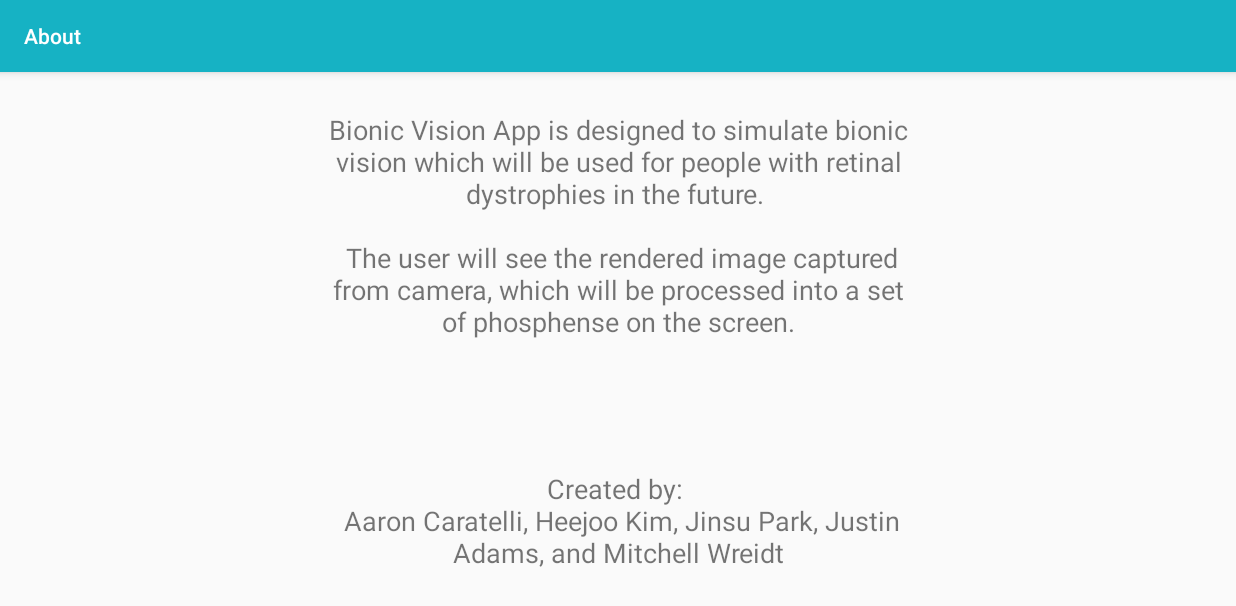
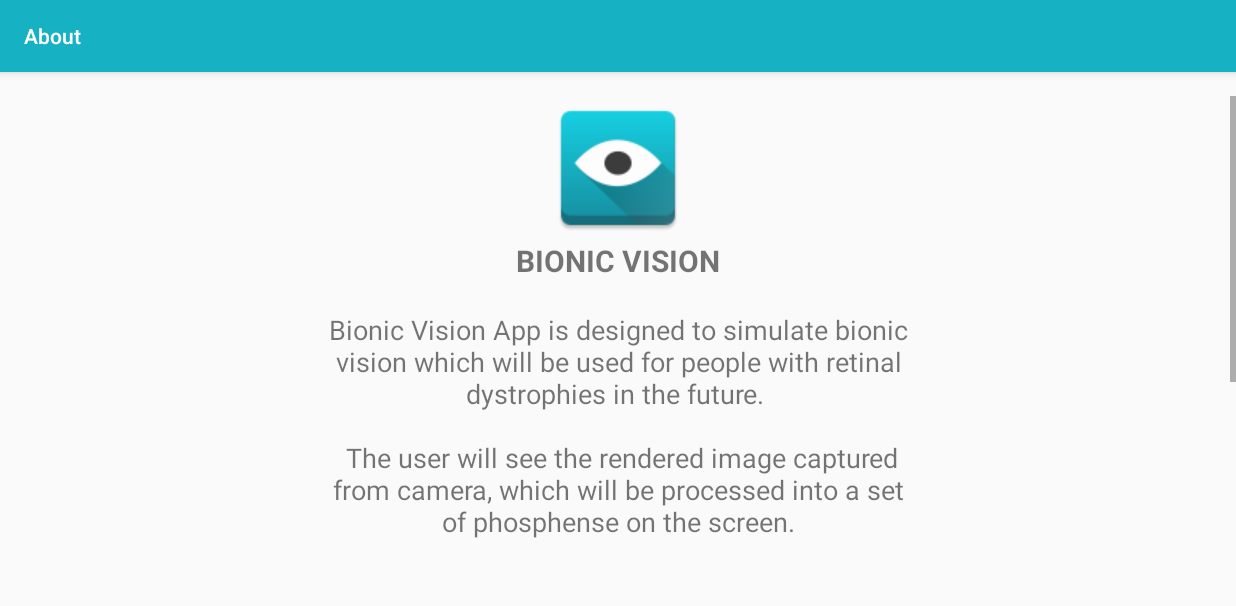
Before and after one commit to mwriedt/BionicVision, an Android app: the AboutActivity screen opened directly, with no data from a screen before it, on a phone screen of 824 x 412 dp (held sideways). Shown: the top 606 px of the screen. Run offline under Robolectric (Android 15) with nearby library versions, the phone set to English and light mode, and no system bars; 1 statement that could not run was skipped.

Commit message:
About page edited

```diff
--- a/BionicVision/app/src/main/res/layout/activity_about.xml
+++ b/BionicVision/app/src/main/res/layout/activity_about.xml
@@ -1,18 +1,51 @@
 <?xml version="1.0" encoding="utf-8"?>
-<android.support.constraint.ConstraintLayout xmlns:android="http://schemas.android.com/apk/res/android"
+<LinearLayout xmlns:android="http://schemas.android.com/apk/res/android"
     xmlns:app="http://schemas.android.com/apk/res-auto"
     xmlns:tools="http://schemas.android.com/tools"
     android:layout_width="match_parent"
     android:layout_height="match_parent"
-    tools:context="software_a.com.bionicvision.AboutActivity">
+    tools:context="software_a.com.bionicvision.AboutActivity"
+    android:orientation="vertical">
+
+    <ScrollView
+        android:layout_width="match_parent"
+        android:layout_height="295dp"
+        android:layout_marginTop="16dp"
+        app:layout_constraintTop_toTopOf="parent"
+        tools:layout_editor_absoluteX="8dp">
+
+        <LinearLayout
+            android:layout_width="match_parent"
+            android:layout_height="wrap_content"
+            android:orientation="vertical">
+
+            <ImageView
+                android:id="@+id/imageView"
+                android:layout_width="wrap_content"
+                android:layout_height="match_parent"
+                android:layout_gravity="center_horizontal"
+                android:layout_weight="1"
+                app:srcCompat="@drawable/logo" />
+
+            <TextView
+                android:id="@+id/textView3"
+                android:layout_width="wrap_content"
+                android:layout_height="wrap_content"
+                android:layout_gravity="center_horizontal"
+                android:gravity="center_vertical"
+                android:text="@string/app_name"
+                android:textAlignment="center"
+                android:textAllCaps="true"
+                android:textSize="20sp"
+                android:textStyle="bold" />
 
             <TextView
                 android:id="@+id/txt_Heading"
                 android:layout_width="400dp"
                 android:layout_height="wrap_content"
-        android:layout_marginLeft="0dp"
-        android:layout_marginRight="0dp"
-        android:layout_marginTop="26dp"
+                android:layout_gravity="center_horizontal"
+                android:paddingBottom="20dp"
+                android:paddingTop="20dp"
                 android:text="@string/aboutText"
                 android:textAlignment="center"
                 android:textSize="18sp"
@@ -24,12 +57,16 @@
                 android:id="@+id/textView"
                 android:layout_width="400dp"
                 android:layout_height="wrap_content"
+                android:layout_gravity="center_horizontal"
                 android:layout_marginBottom="31dp"
-        android:text="@string/authors"
+                android:text="@string/creators"
                 android:textAlignment="center"
                 android:textSize="18sp"
                 app:layout_constraintBottom_toBottomOf="parent"
                 app:layout_constraintLeft_toLeftOf="parent"
                 app:layout_constraintRight_toRightOf="parent" />
 
-</android.support.constraint.ConstraintLayout>
+        </LinearLayout>
+    </ScrollView>
+
+</LinearLayout>
--- a/BionicVision/app/src/main/res/layout/activity_launch.xml
+++ b/BionicVision/app/src/main/res/layout/activity_launch.xml
@@ -88,7 +88,6 @@
         android:textSize="18sp"
         android:textStyle="bold"
         app:layout_constraintBottom_toBottomOf="@+id/txt_camera"
-        app:layout_constraintHorizontal_bias="0.495"
         app:layout_constraintLeft_toRightOf="@+id/txt_camera"
         app:layout_constraintRight_toLeftOf="@+id/txt_about"
         app:layout_constraintTop_toTopOf="@+id/txt_camera"
--- a/BionicVision/app/src/main/res/values/strings.xml
+++ b/BionicVision/app/src/main/res/values/strings.xml
@@ -26,5 +26,8 @@
                              be processed into a set of phosphense on the screen.
     </string>
 
-    <string name="authors">Created by: \n Aaron Caratelli, Heejoo Kim, Jinsu Park, Justin Adams, and Mitchell Wreidt</string>
+    <string name="creators">Creators
+                            \n Aaron Caratelli, Heejoo Kim, Jinsu Park, Justin Adams, and Mitchell Wreidt
+                            \n\n \u00a9 Copyright 2017 Bionic Vision
+    </string>
 </resources>
```
Lines whose indentation alone changed are shown as unchanged.
